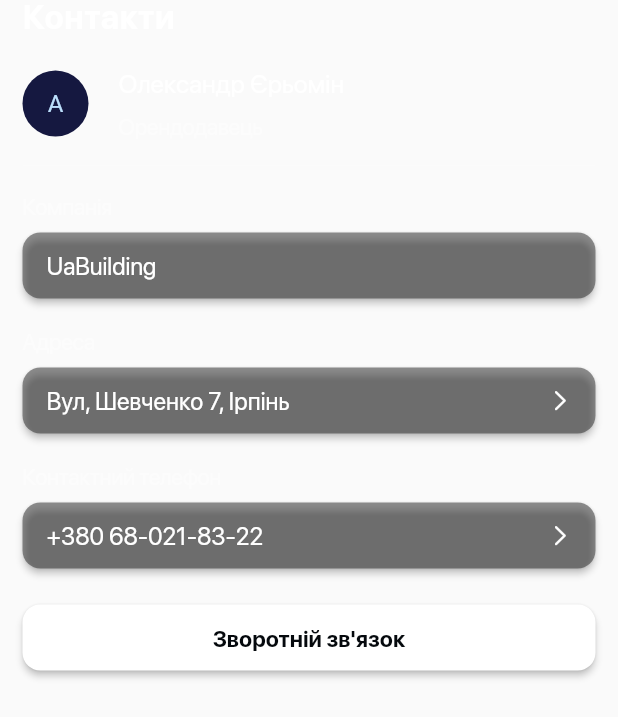
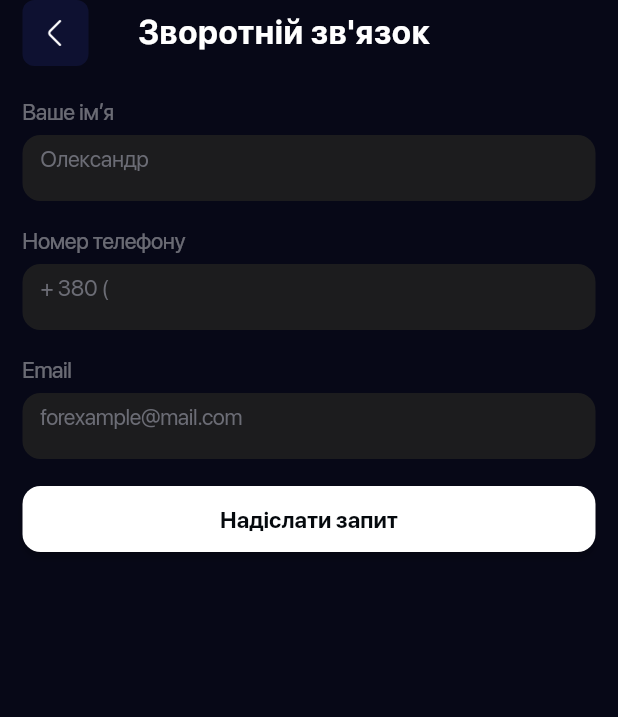
Before and after one commit to F1rman/Flutter-layout-Real-Estate, a Flutter app: the ContactView widget shown alone on an empty page, opened directly, after a tap on an icon or button, on a phone screen of 412 x 824 dp. Shown: the top 717 px of the screen. Run offline on Flutter 3.47's test engine with Material 2 defaults, Android fonts, the phone set to English and light mode, and no system bars; our stand-ins replace carousel_slider, dropdown_button2, flutter_slidable, get, modal_bottom_sheet; project files that could hold a hidden picture were left out.

Commit message:
feedback

```diff
--- a/lib/Contact/contact_view.dart
+++ b/lib/Contact/contact_view.dart
@@ -2,6 +2,7 @@ import 'package:buildings/styles/style.dart';
 import 'package:buildings/widgets/my_divider.dart';
 import 'package:buildings/widgets/my_icons.dart';
 import 'package:flutter/material.dart';
+import 'package:get/get.dart';
 
 class ContactView extends StatelessWidget {
   const ContactView({super.key});
@@ -166,7 +167,7 @@ class ContactView extends StatelessWidget {
                     color: Colors.white,
                     shape: RoundedRectangleBorder(
                         borderRadius: BorderRadius.circular(12)),
-                    onPressed: () => {},
+                    onPressed: () => {Get.toNamed('/feedback')},
                     child: const Center(
                         child: Text(
                       'Зворотній зв\'язок',
--- /dev/null
+++ b/lib/Contact/feedback.dart
@@ -0,0 +1,293 @@
+import 'package:buildings/styles/style.dart';
+import 'package:buildings/widgets/my_icons.dart';
+import 'package:flutter/material.dart';
+import 'package:get/get.dart';
+
+class Feedback extends StatefulWidget {
+  Feedback({super.key});
+
+  @override
+  State<Feedback> createState() => _FeedbackState();
+}
+
+class _FeedbackState extends State<Feedback> {
+  TextEditingController nameCtrl = new TextEditingController(text: '');
+  TextEditingController telCtrl = new TextEditingController(text: '');
+  TextEditingController emailCtrl = new TextEditingController(text: '');
+
+  @override
+  Widget build(BuildContext context) {
+    return Scaffold(
+      resizeToAvoidBottomInset: false,
+      backgroundColor: const Color(0xFF070817),
+      body: ListView(
+        children: [
+          Column(
+            crossAxisAlignment: CrossAxisAlignment.start,
+            children: [
+              Padding(
+                padding: EdgeInsets.only(left: 15, right: 15, bottom: 20),
+                child: Row(
+                  children: [
+                    Container(
+                      margin: EdgeInsets.only(right: 33),
+                      width: 44,
+                      height: 44,
+                      child: Material(
+                        borderRadius: BorderRadius.circular(8),
+                        color: const Color(0xFF0E1131),
+                        clipBehavior: Clip.antiAlias,
+                        child: InkWell(
+                          onTap: () => {Navigator.pop(context)},
+                          child: Container(
+                            padding: const EdgeInsets.all(10),
+                            child: Image.asset(
+                              'assets/img/back.png',
+                            ),
+                          ),
+                        ),
+                      ),
+                    ),
+                    Text(
+                      'Зворотній зв\'язок',
+                      style: h2,
+                    ),
+                  ],
+                ),
+              ),
+              Padding(
+                padding: const EdgeInsets.only(left: 15, right: 15),
+                child: Column(
+                  children: [
+                    Container(
+                      margin: const EdgeInsets.only(bottom: 16),
+                      child: Column(
+                        crossAxisAlignment: CrossAxisAlignment.start,
+                        mainAxisAlignment: MainAxisAlignment.center,
+                        children: [
+                          Container(
+                            margin: const EdgeInsets.only(bottom: 6),
+                            child: Text(
+                              'Ваше ім’я',
+                              style: greyText.copyWith(
+                                  color: Colors.white.withOpacity(0.4)),
+                            ),
+                          ),
+                          Container(
+                            padding: const EdgeInsets.symmetric(
+                                horizontal: 12, vertical: 10),
+                            height: 44,
+                            decoration: BoxDecoration(
+                              borderRadius: BorderRadius.circular(12),
+                              color: const Color(0xFF1C1C1E),
+                            ),
+                            child: Stack(
+                              alignment: Alignment.centerRight,
+                              children: [
+                                TextFormField(
+                                  style: const TextStyle(color: Colors.white),
+                                  controller: nameCtrl,
+                                  autovalidateMode: AutovalidateMode.always,
+                                  onChanged: (e) => {setState(() {})},
+                                  decoration: const InputDecoration(
+                                    border: InputBorder.none,
+                                    hintText: 'Олександр',
+                                    hintStyle: TextStyle(
+                                      fontFamily: 'SFProDisplay',
+                                      letterSpacing: -.24,
+                                      color: Color(0xFF6b6c75),
+                                      fontSize: 15,
+                                      fontWeight: FontWeight.w400,
+                                    ),
+                                  ),
+                                ),
+                                Positioned(
+                                  child: AnimatedOpacity(
+                                    duration: Duration(milliseconds: 300),
+                                    opacity: nameCtrl.text == '' ? 0 : 1,
+                                    child: Container(
+                                      margin: const EdgeInsets.only(
+                                        left: 21,
+                                      ),
+                                      child: InkWell(
+                                        borderRadius:
+                                            BorderRadius.circular(100),
+                                        onTap: () => {
+                                          setState(() {
+                                            nameCtrl.clear();
+                                          })
+                                        },
+                                        child: Icon(
+                                          MyIcons.crossIcon,
+                                          color: Colors.white.withOpacity(.4),
+                                          size: 17,
+                                        ),
+                                      ),
+                                    ),
+                                  ),
+                                ),
+                              ],
+                            ),
+                          ),
+                        ],
+                      ),
+                    ),
+                    Container(
+                      margin: const EdgeInsets.only(bottom: 16),
+                      child: Column(
+                        crossAxisAlignment: CrossAxisAlignment.start,
+                        mainAxisAlignment: MainAxisAlignment.center,
+                        children: [
+                          Container(
+                            margin: const EdgeInsets.only(bottom: 6),
+                            child: Text(
+                              'Номер телефону',
+                              style: greyText.copyWith(
+                                  color: Colors.white.withOpacity(0.4)),
+                            ),
+                          ),
+                          Container(
+                            padding: const EdgeInsets.symmetric(
+                                horizontal: 12, vertical: 10),
+                            height: 44,
+                            decoration: BoxDecoration(
+                              borderRadius: BorderRadius.circular(12),
+                              color: const Color(0xFF1C1C1E),
+                            ),
+                            child: Stack(
+                              alignment: Alignment.centerRight,
+                              children: [
+                                TextFormField(
+                                  controller: telCtrl,
+                                  onChanged: (e) => {setState(() {})},
+                                  style: const TextStyle(color: Colors.white),
+                                  autovalidateMode: AutovalidateMode.always,
+                                  decoration: const InputDecoration(
+                                    border: InputBorder.none,
+                                    hintText: '+ 380 (',
+                                    hintStyle: TextStyle(
+                                      fontFamily: 'SFProDisplay',
+                                      letterSpacing: -.24,
+                                      color: Color(0xFF6b6c75),
+                                      fontSize: 15,
+                                      fontWeight: FontWeight.w400,
+                                    ),
+                                  ),
+                                ),
+                                Positioned(
+                                    child: AnimatedOpacity(
+                                  duration: Duration(milliseconds: 300),
+                                  opacity: telCtrl.text == '' ? 0 : 1,
+                                  child: Container(
+                                    margin: const EdgeInsets.only(
+                                      left: 21,
+                                    ),
+                                    child: InkWell(
+                                      borderRadius: BorderRadius.circular(100),
+                                      onTap: () => {
+                                        setState(() {
+                                          telCtrl.clear();
+                                        })
+                                      },
+                                      child: Icon(
+                                        MyIcons.crossIcon,
+                                        color: Colors.white.withOpacity(.4),
+                                        size: 17,
+                                      ),
+                                    ),
+                                  ),
+                                ))
+                              ],
+                            ),
+                          ),
+                        ],
+                      ),
+                    ),
+                    Container(
+                      margin: const EdgeInsets.only(bottom: 16),
+                      child: Column(
+                        crossAxisAlignment: CrossAxisAlignment.start,
+                        mainAxisAlignment: MainAxisAlignment.center,
+                        children: [
+                          Container(
+                            margin: const EdgeInsets.only(bottom: 6),
+                            child: Text(
+                              'Email',
+                              style: greyText.copyWith(
+                                  color: Colors.white.withOpacity(0.4)),
+                            ),
+                          ),
+                          Container(
+                            padding: const EdgeInsets.symmetric(
+                                horizontal: 12, vertical: 10),
+                            height: 44,
+                            decoration: BoxDecoration(
+                              borderRadius: BorderRadius.circular(12),
+                              color: const Color(0xFF1C1C1E),
+                            ),
+                            child: Stack(
+                              alignment: Alignment.centerRight,
+                              children: [
+                                TextFormField(
+                                    controller: emailCtrl,
+                                    onChanged: (e) => {setState(() {})},
+                                    style: const TextStyle(color: Colors.white),
+                                    autovalidateMode: AutovalidateMode.always,
+                                    decoration: const InputDecoration(
+                                      border: InputBorder.none,
+                                      hintText: 'forexample@mail.com',
+                                      hintStyle: TextStyle(
+                                        fontFamily: 'SFProDisplay',
+                                        letterSpacing: -.24,
+                                        color: Color(0xFF6b6c75),
+                                        fontSize: 15,
+                                        fontWeight: FontWeight.w400,
+                                      ),
+                                    )),
+                                Positioned(
+                                    child: AnimatedOpacity(
+                                  duration: Duration(milliseconds: 300),
+                                  opacity: emailCtrl.text == '' ? 0 : 1,
+                                  child: Container(
+                                    margin: const EdgeInsets.only(
+                                      left: 21,
+                                    ),
+                                    child: InkWell(
+                                      borderRadius: BorderRadius.circular(100),
+                                      onTap: () => {emailCtrl.clear()},
+                                      child: Icon(
+                                        MyIcons.crossIcon,
+                                        color: Colors.white.withOpacity(.4),
+                                        size: 17,
+                                      ),
+                                    ),
+                                  ),
+                                ))
+                              ],
+                            ),
+                          ),
+                        ],
+                      ),
+                    ),
+                    MaterialButton(
+                      height: 44,
+                      color: Colors.white,
+                      shape: RoundedRectangleBorder(
+                          borderRadius: BorderRadius.circular(12)),
+                      onPressed: () => {},
+                      child: const Center(
+                          child: Text(
+                        'Надіслати запит',
+                        style: textButton,
+                      )),
+                    )
+                  ],
+                ),
+              ),
+            ],
+          ),
+        ],
+      ),
+    );
+  }
+}
--- a/lib/home/home.dart
+++ b/lib/home/home.dart
@@ -72,9 +72,14 @@ class Home extends StatelessWidget {
                           ],
                         ),
                         Column(
-                          children: const [
-                            TileCardSlider(),
-                            TileCardSlider(),
+                          children: [
+                            Container(
+                                margin: const EdgeInsets.only(bottom: 12),
+                                child: const TileCardSlider()),
+                            Container(
+                              margin: const EdgeInsets.only(bottom: 12),
+                              child: const TileCardSlider(),
+                            ),
                           ],
                         ),
                       ],
--- a/lib/home/location_modal.dart
+++ b/lib/home/location_modal.dart
@@ -127,6 +127,7 @@ class LocationModal extends StatelessWidget {
                 Container(
                   margin: const EdgeInsets.only(top: 24),
                   child: MyButton(
+                      width: double.infinity,
                       text: 'Зберегти зміни',
                       onPressed: () => {Navigator.pop(context)}),
                 )
--- a/lib/home/toggle_button.dart
+++ b/lib/home/toggle_button.dart
@@ -10,10 +10,9 @@ class ToggleButton extends StatefulWidget {
 }
 
 class _ToggleButtonState extends State<ToggleButton> {
-  @override
+  var posBtn = 0.0;
   @override
   Widget build(BuildContext context) {
-    var posBtn = 0.0;
     var size = MediaQuery.of(context).size;
     var widthButton = (size.width - 34) / 2;
     return Container(
--- a/lib/routes/app_pages.dart
+++ b/lib/routes/app_pages.dart
@@ -1,6 +1,7 @@
 import 'package:buildings/saved/saved_view.dart';
 import 'package:get/get.dart';
 
+import '../contact/feedback.dart';
 import '../home/home_view.dart';
 import '../splash/splash.dart';
 
@@ -15,5 +16,6 @@ class AppPages {
     GetPage(name: Routes.splash, page: () => const Splash()),
     GetPage(name: Routes.home, page: () => HomeView()),
     GetPage(name: Routes.saved, page: () => const SavedView()),
+    GetPage(name: Routes.feedback, page: () => Feedback()),
   ];
 }
--- a/lib/routes/app_routes.dart
+++ b/lib/routes/app_routes.dart
@@ -5,6 +5,7 @@ abstract class Routes {
   static const home = '/home';
   static const splash = '/splash';
   static const saved = '/saved';
+  static const feedback = '/feedback';
 }
 
 // abstract class _Paths {
--- a/lib/saved/saved_view.dart
+++ b/lib/saved/saved_view.dart
@@ -22,7 +22,9 @@ class SavedView extends StatelessWidget {
               ),
             ),
             Padding(
-              padding: const EdgeInsets.only(left: 15, right: 15),
+              padding: const EdgeInsets.only(
+                left: 15,
+              ),
               child: Column(
                 children: [
                   for (var i = 0; i < 15; i++)
```
